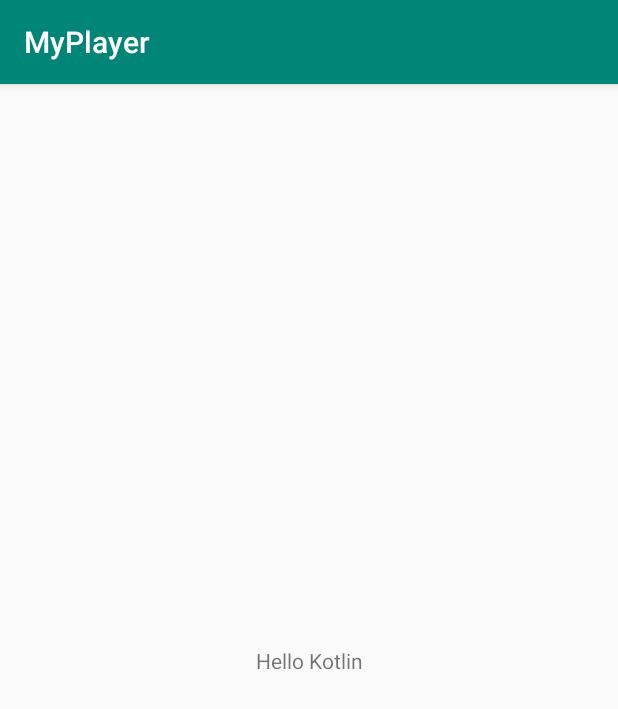
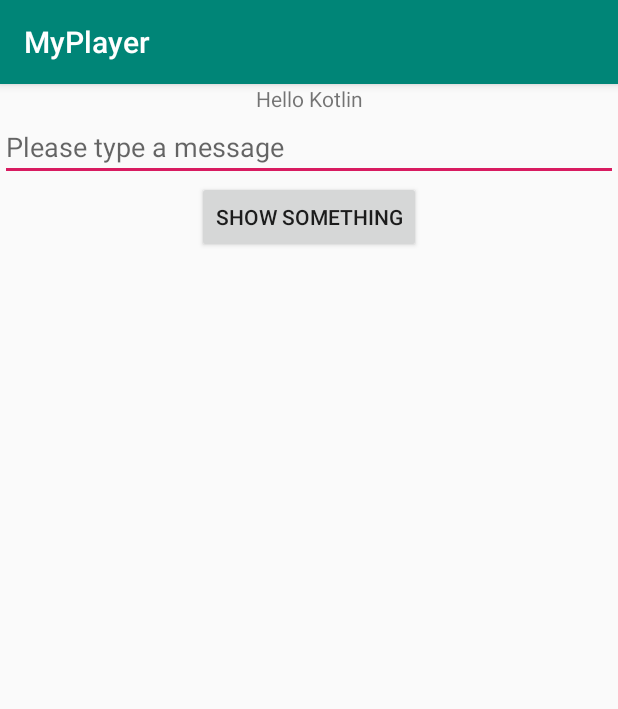
Before and after one commit to hennasingh/MyPlayer, an Android app: the screen it shows after launch (MainActivity), on a phone screen of 412 x 824 dp. Shown: the top 709 px of the screen. Run offline under Robolectric (Android 15) with nearby library versions, the phone set to English and light mode, and no system bars.

Commit message:
Practicing String template
Exercise - to set a click listener to a button to displayt a toast with the content of an EditText by 2 different ways.
And updated mainActivity.xml with LinearLayout

```diff
--- a/app/src/main/java/geek/com/myplayer/MainActivity.kt
+++ b/app/src/main/java/geek/com/myplayer/MainActivity.kt
@@ -2,11 +2,15 @@ package geek.com.myplayer
 
 import android.support.v7.app.AppCompatActivity
 import android.os.Bundle
+import android.view.View
+import android.widget.Button
+import android.widget.EditText
 import android.widget.TextView
 import android.widget.Toast
 import kotlinx.android.synthetic.main.activity_main.*
 
 class MainActivity : AppCompatActivity() {
+
 
     override fun onCreate(savedInstanceState: Bundle?) {
         super.onCreate(savedInstanceState)
@@ -14,6 +18,13 @@ class MainActivity : AppCompatActivity() {
         myToast("Hello World")
 
         val textView = findViewById<TextView>(R.id.textView)
+        val editText = findViewById<EditText>(R.id.editTextMessage)
+        val button = findViewById<Button>(R.id.button)
+
+        button.setOnClickListener {
+            myToast("Hello User, You typed ${editText.text}")
+        }
+
         textView.text = "Hello Kotlin"
 
         //replacement of String.format
@@ -34,4 +45,9 @@ class MainActivity : AppCompatActivity() {
         string = "GoodBye"
     }
 
+    fun onClick(buttonView : View){
+        val editText = findViewById<EditText>(R.id.editTextMessage)
+        myToast("Hello User, You typed \"${editText.text}\" in the EditText")
+    }
+
 }
--- a/app/src/main/res/layout/activity_main.xml
+++ b/app/src/main/res/layout/activity_main.xml
@@ -1,20 +1,31 @@
 <?xml version="1.0" encoding="utf-8"?>
-<android.support.constraint.ConstraintLayout
+<LinearLayout
         xmlns:android="http://schemas.android.com/apk/res/android"
         xmlns:tools="http://schemas.android.com/tools"
-        xmlns:app="http://schemas.android.com/apk/res-auto"
+        android:orientation="vertical"
         android:layout_width="match_parent"
         android:layout_height="match_parent"
         tools:context=".MainActivity">
 
     <TextView
             android:id="@+id/textView"
+            android:layout_width="match_parent"
+            android:layout_height="wrap_content"
+            android:text="Hello World!"
+            android:gravity="center"/>
+
+    <EditText
+            android:id="@+id/editTextMessage"
+            android:layout_width="match_parent"
+            android:layout_height="wrap_content"
+            android:hint="Please type a message"/>
+
+    <Button
+            android:id="@+id/button"
             android:layout_width="wrap_content"
             android:layout_height="wrap_content"
-            android:text="Hello World!"
-            app:layout_constraintBottom_toBottomOf="parent"
-            app:layout_constraintLeft_toLeftOf="parent"
-            app:layout_constraintRight_toRightOf="parent"
-            app:layout_constraintTop_toTopOf="parent"/>
+            android:onClick="onClick"
+            android:layout_gravity="center_horizontal"
+            android:text="Show Something"/>
 
-</android.support.constraint.ConstraintLayout>
+</LinearLayout>
```
